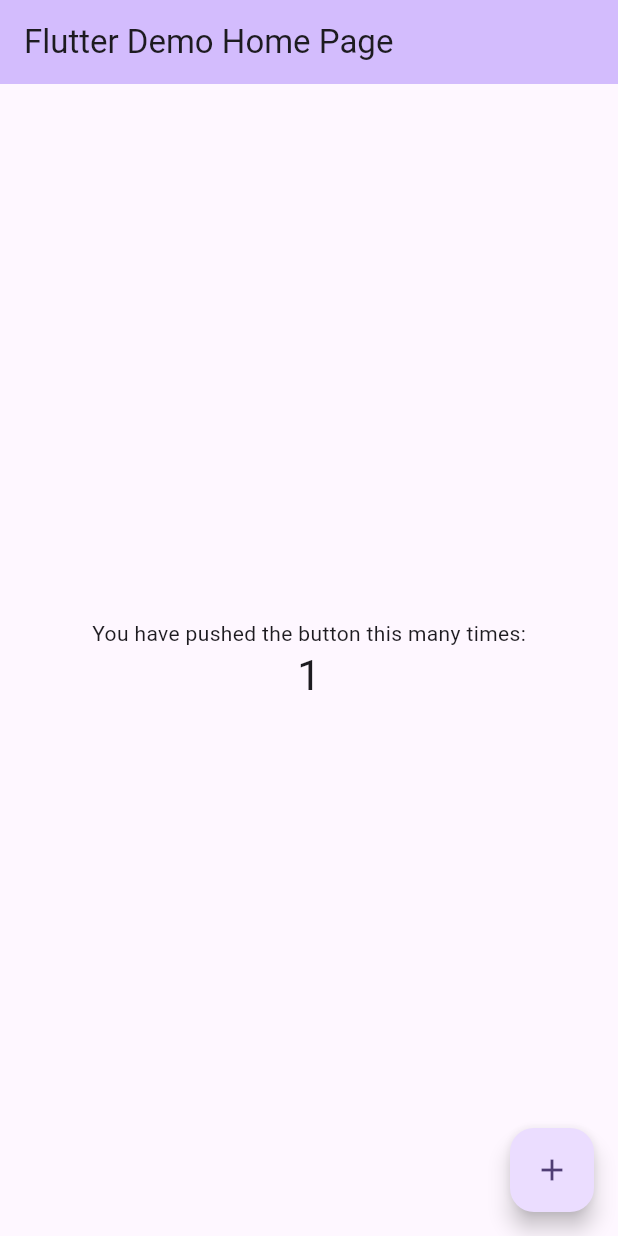
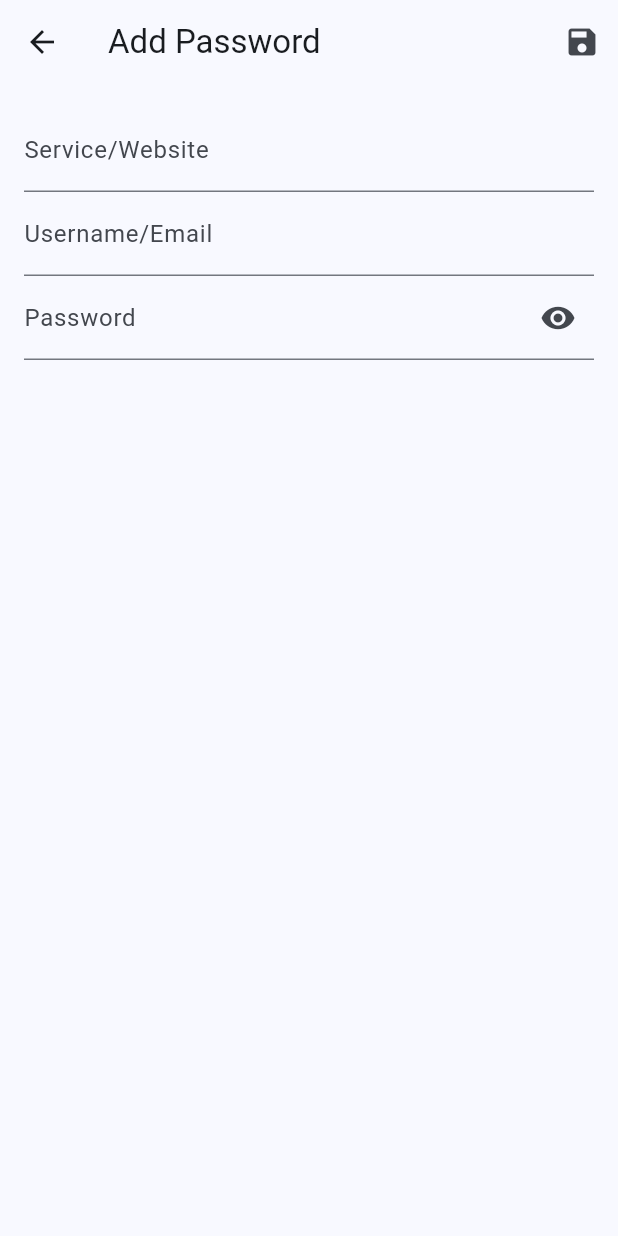
Before and after one commit to could-ai/019aa6ba-4ed7-715f-ad4e-3027fab68d7d, a Flutter app: the screen it shows after launch, after a tap on the "add" icon, on a phone screen of 412 x 824 dp. Run offline on Flutter 3.47's test engine with Material 3 defaults, Android fonts, the phone set to English and light mode, and no system bars.

Commit message:
I have completely overhauled the main application file to set up the foundation for our password manager. The previous demo code has been removed and replaced with a new MaterialApp widget configured with a "Password Manager" title, a modern Material 3 theme with a blue color scheme, and the initial route set to the new PasswordListScreen. This ensures that when the app starts, it will immediately display the password list, which is the core of our application.; I've created a new data model to represent a single password entry. This `PasswordEntry` class is a simple but crucial part of the application, containing fields for the service name (e.g., "Google"), the username, and the password itself. By defining this structure, we ensure that password data is consistently handled throughout the app, making it easier to manage and store.; I have created the main screen for the password manager, which will display a list of all saved passwords. This screen features a clean user interface with a central list view that shows a "No passwords saved yet" message when empty. I've implemented the core functionality for adding, editing, and deleting password entries, which are currently stored in-memory. A floating action button is included to allow users to easily add new passwords, and each list item has edit and delete icons for quick management.; I've created a versatile screen for both adding and editing passwords. This screen features a form with fields for the service, username, and password, complete with validation to ensure no fields are left empty. For enhanced security, the password field obscures the text by default and includes a toggle button to show or hide the password. The app bar dynamically changes its title to "Add Password" or "Edit Password" depending on the context, and a save button is provided to commit the changes.

```diff
--- a/usr/lib/main.dart
+++ b/usr/lib/main.dart
@@ -1,4 +1,5 @@
 import 'package:flutter/material.dart';
+import 'screens/password_list_screen.dart';
 
 void main() {
   runApp(const MyApp());
@@ -7,117 +8,19 @@ void main() {
 class MyApp extends StatelessWidget {
   const MyApp({super.key});
 
-  // This widget is the root of your application.
   @override
   Widget build(BuildContext context) {
     return MaterialApp(
-      title: 'Flutter Demo',
+      title: 'Password Manager',
       debugShowCheckedModeBanner: false,
       theme: ThemeData(
-        // This is the theme of your application.
-        //
-        // TRY THIS: Try running your application with "flutter run". You'll see
-        // the application has a purple toolbar. Then, without quitting the app,
-        // try changing the seedColor in the colorScheme below to Colors.green
-        // and then invoke "hot reload" (save your changes or press the "hot
-        // reload" button in a Flutter-supported IDE, or press "r" if you used
-        // the command line to start the app).
-        //
-        // Notice that the counter didn't reset back to zero; the application
-        // state is not lost during the reload. To reset the state, use hot
-        // restart instead.
-        //
-        // This works for code too, not just values: Most code changes can be
-        // tested with just a hot reload.
-        colorScheme: ColorScheme.fromSeed(seedColor: Colors.deepPurple),
+        colorScheme: ColorScheme.fromSeed(seedColor: Colors.blue),
+        useMaterial3: true,
       ),
       initialRoute: '/',
       routes: {
-        '/': (context) => const MyHomePage(title: 'Flutter Demo Home Page'),
+        '/': (context) => const PasswordListScreen(),
       },
     );
   }
 }
-
-class MyHomePage extends StatefulWidget {
-  const MyHomePage({super.key, required this.title});
-
-  // This widget is the home page of your application. It is stateful, meaning
-  // that it has a State object (defined below) that contains fields that affect
-  // how it looks.
-
-  // This class is the configuration for the state. It holds the values (in this
-  // case the title) provided by the parent (in this case the App widget) and
-  // used by the build method of the State. Fields in a Widget subclass are
-  // always marked "final".
-
-  final String title;
-
-  @override
-  State<MyHomePage> createState() => _MyHomePageState();
-}
-
-class _MyHomePageState extends State<MyHomePage> {
-  int _counter = 0;
-
-  void _incrementCounter() {
-    setState(() {
-      // This call to setState tells the Flutter framework that something has
-      // changed in this State, which causes it to rerun the build method below
-      // so that the display can reflect the updated values. If we changed
-      // _counter without calling setState(), then the build method would not be
-      // called again, and so nothing would appear to happen.
-      _counter++;
-    });
-  }
-
-  @override
-  Widget build(BuildContext context) {
-    // This method is rerun every time setState is called, for instance as done
-    // by the _incrementCounter method above.
-    //
-    // The Flutter framework has been optimized to make rerunning build methods
-    // fast, so that you can just rebuild anything that needs updating rather
-    // than having to individually change instances of widgets.
-    return Scaffold(
-      appBar: AppBar(
-        // TRY THIS: Try changing the color here to a specific color (to
-        // Colors.amber, perhaps?) and trigger a hot reload to see the AppBar
-        // change color while the other colors stay the same.
-        backgroundColor: Theme.of(context).colorScheme.inversePrimary,
-        // Here we take the value from the MyHomePage object that was created by
-        // the App.build method, and use it to set our appbar title.
-        title: Text(widget.title),
-      ),
-      body: Center(
-        // Center is a layout widget. It takes a single child and positions it
-        // in the middle of the parent.
-        child: Column(
-          // Column is also a layout widget. It takes a list of children and
-          // arranges them vertically. By default, it sizes itself to fit its
-          // children horizontally, and tries to be as tall as its parent.
-          //
-          // Column has various properties to control how it sizes itself and
-          // how it positions its children. Here we use mainAxisAlignment to
-          // center the children vertically; the main axis here is the vertical
-          // axis because Columns are vertical (the cross axis would be
-          // horizontal).
-          //
-          // TRY THIS: Invoke "debug painting" (choose the "Toggle Debug Paint"
-          // action in the IDE, or press "p" in the console), to see the
-          // wireframe for each widget.
-          mainAxisAlignment: MainAxisAlignment.center,
-          children: <Widget>[
-            const Text('You have pushed the button this many times:'),
-            Text('$_counter', style: Theme.of(context).textTheme.headlineMedium),
-          ],
-        ),
-      ),
-      floatingActionButton: FloatingActionButton(
-        onPressed: _incrementCounter,
-        tooltip: 'Increment',
-        child: const Icon(Icons.add),
-      ), // This trailing comma makes auto-formatting nicer for build methods.
-    );
-  }
-}
--- /dev/null
+++ b/usr/lib/models/password_entry.dart
@@ -0,0 +1,11 @@
+class PasswordEntry {
+  final String service;
+  final String username;
+  final String password;
+
+  PasswordEntry({
+    required this.service,
+    required this.username,
+    required this.password,
+  });
+}
--- /dev/null
+++ b/usr/lib/screens/password_edit_screen.dart
@@ -0,0 +1,117 @@
+import 'package:flutter/material.dart';
+import '../models/password_entry.dart';
+
+class PasswordEditScreen extends StatefulWidget {
+  final PasswordEntry? passwordEntry;
+
+  const PasswordEditScreen({super.key, this.passwordEntry});
+
+  @override
+  _PasswordEditScreenState createState() => _PasswordEditScreenState();
+}
+
+class _PasswordEditScreenState extends State<PasswordEditScreen> {
+  final _formKey = GlobalKey<FormState>();
+  late TextEditingController _serviceController;
+  late TextEditingController _usernameController;
+  late TextEditingController _passwordController;
+  bool _obscureText = true;
+
+  @override
+  void initState() {
+    super.initState();
+    _serviceController =
+        TextEditingController(text: widget.passwordEntry?.service ?? '');
+    _usernameController =
+        TextEditingController(text: widget.passwordEntry?.username ?? '');
+    _passwordController =
+        TextEditingController(text: widget.passwordEntry?.password ?? '');
+  }
+
+  @override
+  void dispose() {
+    _serviceController.dispose();
+    _usernameController.dispose();
+    _passwordController.dispose();
+    super.dispose();
+  }
+
+  void _saveForm() {
+    if (_formKey.currentState!.validate()) {
+      final newEntry = PasswordEntry(
+        service: _serviceController.text,
+        username: _usernameController.text,
+        password: _passwordController.text,
+      );
+      Navigator.of(context).pop(newEntry);
+    }
+  }
+
+  @override
+  Widget build(BuildContext context) {
+    return Scaffold(
+      appBar: AppBar(
+        title: Text(widget.passwordEntry == null ? 'Add Password' : 'Edit Password'),
+        actions: [
+          IconButton(
+            icon: const Icon(Icons.save),
+            onPressed: _saveForm,
+          ),
+        ],
+      ),
+      body: Padding(
+        padding: const EdgeInsets.all(16.0),
+        child: Form(
+          key: _formKey,
+          child: ListView(
+            children: [
+              TextFormField(
+                controller: _serviceController,
+                decoration: const InputDecoration(labelText: 'Service/Website'),
+                validator: (value) {
+                  if (value == null || value.isEmpty) {
+                    return 'Please enter a service or website name';
+                  }
+                  return null;
+                },
+              ),
+              TextFormField(
+                controller: _usernameController,
+                decoration: const InputDecoration(labelText: 'Username/Email'),
+                validator: (value) {
+                  if (value == null || value.isEmpty) {
+                    return 'Please enter a username or email';
+                  }
+                  return null;
+                },
+              ),
+              TextFormField(
+                controller: _passwordController,
+                obscureText: _obscureText,
+                decoration: InputDecoration(
+                  labelText: 'Password',
+                  suffixIcon: IconButton(
+                    icon: Icon(
+                      _obscureText ? Icons.visibility : Icons.visibility_off,
+                    ),
+                    onPressed: () {
+                      setState(() {
+                        _obscureText = !_obscureText;
+                      });
+                    },
+                  ),
+                ),
+                validator: (value) {
+                  if (value == null || value.isEmpty) {
+                    return 'Please enter a password';
+                  }
+                  return null;
+                },
+              ),
+            ],
+          ),
+        ),
+      ),
+    );
+  }
+}
--- /dev/null
+++ b/usr/lib/screens/password_list_screen.dart
@@ -0,0 +1,91 @@
+import 'package:flutter/material.dart';
+import '../models/password_entry.dart';
+import 'password_edit_screen.dart';
+
+class PasswordListScreen extends StatefulWidget {
+  const PasswordListScreen({super.key});
+
+  @override
+  _PasswordListScreenState createState() => _PasswordListScreenState();
+}
+
+class _PasswordListScreenState extends State<PasswordListScreen> {
+  final List<PasswordEntry> _passwordEntries = [];
+
+  void _addPassword() async {
+    final newEntry = await Navigator.of(context).push<PasswordEntry>(
+      MaterialPageRoute(
+        builder: (context) => const PasswordEditScreen(),
+      ),
+    );
+
+    if (newEntry != null) {
+      setState(() {
+        _passwordEntries.add(newEntry);
+      });
+    }
+  }
+
+  void _editPassword(int index) async {
+    final updatedEntry = await Navigator.of(context).push<PasswordEntry>(
+      MaterialPageRoute(
+        builder: (context) => PasswordEditScreen(
+          passwordEntry: _passwordEntries[index],
+        ),
+      ),
+    );
+
+    if (updatedEntry != null) {
+      setState(() {
+        _passwordEntries[index] = updatedEntry;
+      });
+    }
+  }
+
+  void _deletePassword(int index) {
+    setState(() {
+      _passwordEntries.removeAt(index);
+    });
+  }
+
+  @override
+  Widget build(BuildContext context) {
+    return Scaffold(
+      appBar: AppBar(
+        title: const Text('Password Manager'),
+      ),
+      body: _passwordEntries.isEmpty
+          ? const Center(
+              child: Text('No passwords saved yet.'),
+            )
+          : ListView.builder(
+              itemCount: _passwordEntries.length,
+              itemBuilder: (context, index) {
+                final entry = _passwordEntries[index];
+                return ListTile(
+                  title: Text(entry.service),
+                  subtitle: Text(entry.username),
+                  trailing: Row(
+                    mainAxisSize: MainAxisSize.min,
+                    children: [
+                      IconButton(
+                        icon: const Icon(Icons.edit),
+                        onPressed: () => _editPassword(index),
+                      ),
+                      IconButton(
+                        icon: const Icon(Icons.delete),
+                        onPressed: () => _deletePassword(index),
+                      ),
+                    ],
+                  ),
+                  onTap: () => _editPassword(index),
+                );
+              },
+            ),
+      floatingActionButton: FloatingActionButton(
+        onPressed: _addPassword,
+        child: const Icon(Icons.add),
+      ),
+    );
+  }
+}
```
